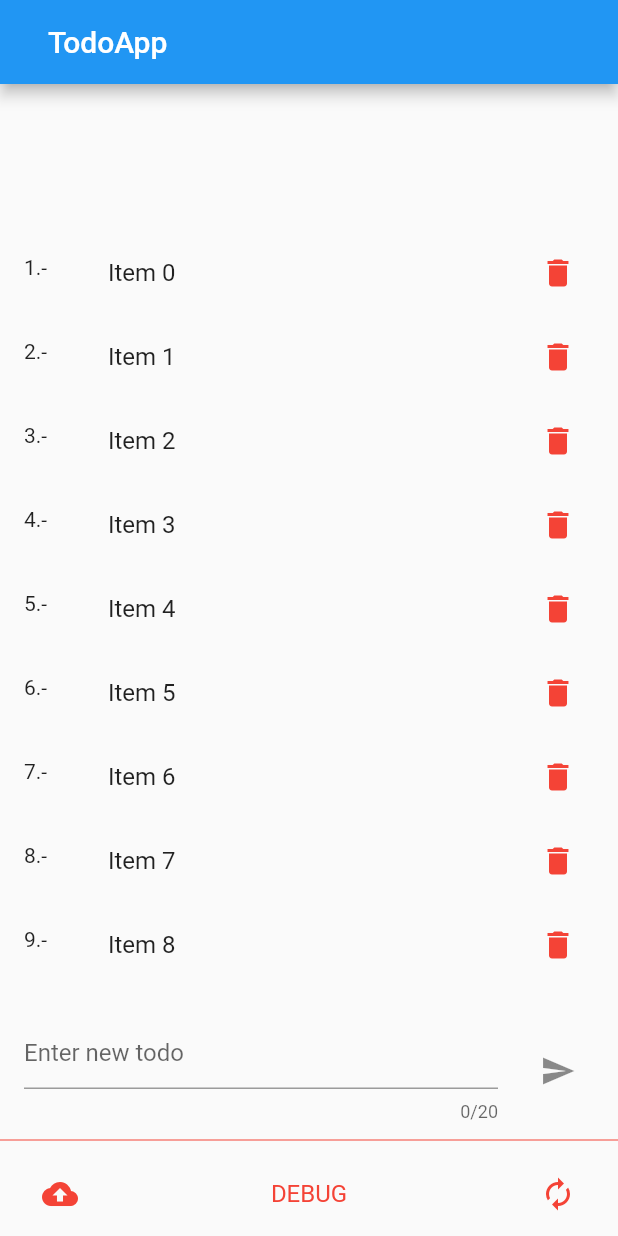
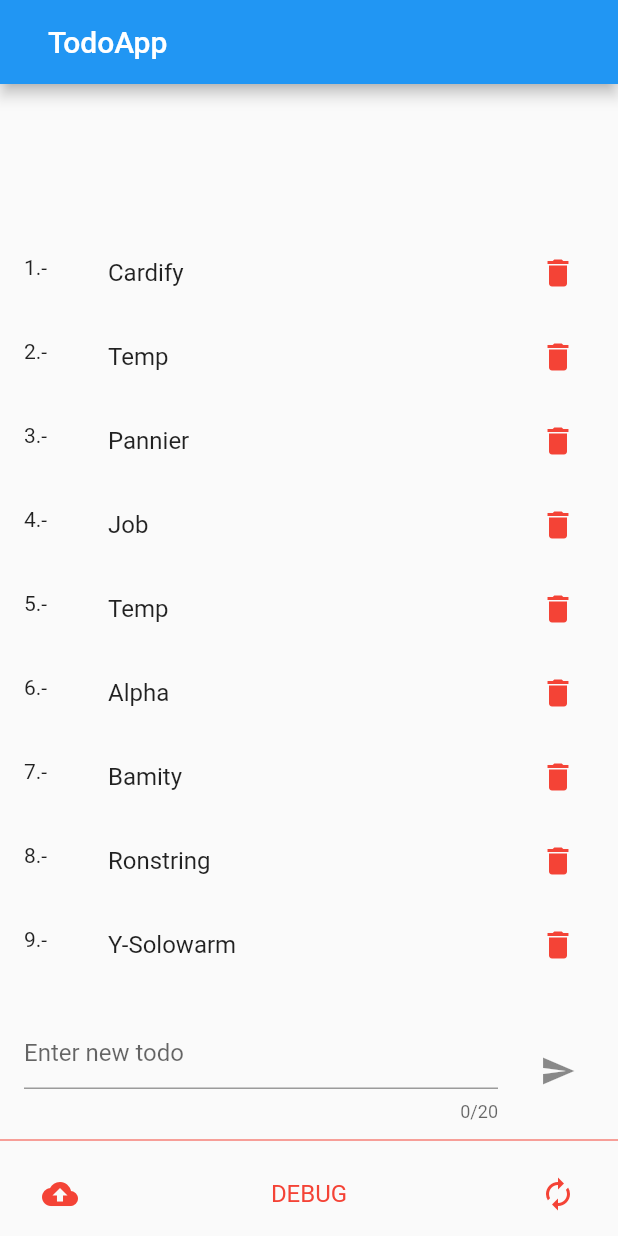
Before and after one commit to manuelrdsg/Flutter-Todo, a Flutter app: the screen it shows after launch, after a tap on the "cloud upload" icon, on a phone screen of 412 x 824 dp. Run offline on Flutter 3.47's test engine with Material 2 defaults, Android fonts, the phone set to English and light mode, and no system bars; our stand-ins replace dio, shared_preferences; project files that could hold a hidden picture were left out.

```diff
--- a/todoapp/lib/main.dart
+++ b/todoapp/lib/main.dart
@@ -1,10 +1,11 @@
-import 'package:flutter/material.dart';
-import 'package:flutter/foundation.dart';
-import 'package:dio/dio.dart';
-import 'package:shared_preferences/shared_preferences.dart';
-import 'dart:async';
-import 'dart:convert';
-import 'package:flutter/services.dart';
+import 'package:flutter/material.dart' show AppBar, BuildContext, Colors, Container, Curves, Divider, FlatButton, GlobalKey, Icon, IconButton, Icons, InputDecoration, Key, ListTile, ListView, MaterialApp, RefreshIndicator, RefreshIndicatorState, Scaffold, ScrollController, State, StatefulWidget, StatelessWidget, Text, TextAlign, TextEditingController, TextField, TextStyle, ThemeData, Widget, required, runApp;
+import 'package:flutter/foundation.dart' show Key, required;
+import 'package:dio/dio.dart' show Dio;
+import 'package:shared_preferences/shared_preferences.dart' show SharedPreferences;
+import 'dart:async' show Future;
+import 'dart:convert' show JsonDecoder;
+import 'package:flutter/services.dart' show rootBundle;
+import 'dart:core';
 
 void main() => runApp(new MyApp());
 
@@ -57,26 +58,50 @@ class _MyHomePageState extends State<MyHomePage> {
   final ScrollController _scrollController = new ScrollController();
   final TextEditingController _textController = new TextEditingController();
   final Dio dio = new Dio();
+  final Stopwatch timer = new Stopwatch();
+  final Times = {
+    'addTodoAverage': 0.00000,
+    'removeTodoAverage': 0.00000,
+    'loadJSONAverage': 0.00000,
+    'getTodosAverage': 0.00000,
+    'addTodo': [],
+    'removeTodo': [],
+    'getTodos': [],
+    'loadJSON': [],
+  };
+
+  final List<int> addTodoTimes = new List<int>();
+  final List<int> removeTodoTimes = new List<int>();
+  final List<int> loadJSONTimes = new List<int>();
+  final List<int> getTodosTimes = new List<int>();
+
   var refreshKey = GlobalKey<RefreshIndicatorState>();
 
   @override
   void initState() {
     super.initState();
-     _loadTodos();
+     _loadJSON();
   }
 
   Future<String> _fetchJSON() async {
-    return await rootBundle.loadString('assets/data/MOCK_DATA_1000.json');
+    return await rootBundle.loadString('assets/data/MOCK_DATA_100.json');
   }
 
   Future<Null> _refreshTodos() async {
+    timer.start();
+
     refreshKey.currentState?.show(atTop: false);
-    await Future.delayed(Duration(seconds: 1));
+    //await Future.delayed(Duration(seconds: 1));
 
     final prefs = await SharedPreferences.getInstance();
     setState(() {
           widget.items = (prefs.getStringList('todos') ?? 0);
     });
+
+    timer.stop();
+    getTodosTimes.add(timer.elapsedMicroseconds);
+    print(getTodosTimes.length);
+    timer.reset();
 
     return null;
   }
@@ -87,6 +112,8 @@ class _MyHomePageState extends State<MyHomePage> {
   }
 
   _loadJSON() async {
+    timer.start();
+
     JsonDecoder decoder = new JsonDecoder();
     String json = await _fetchJSON();
     List dec = decoder.convert(json);
@@ -96,6 +123,11 @@ class _MyHomePageState extends State<MyHomePage> {
     });
 
     _updateStorage();
+
+    timer.stop();
+    loadJSONTimes.add(timer.elapsedMicroseconds);
+    print(loadJSONTimes.length);
+    timer.reset();
 
   }
 
@@ -107,15 +139,23 @@ class _MyHomePageState extends State<MyHomePage> {
   }
 
   _removeTodo(index) async {
+    timer.start();
 
     setState(() {
       widget.items.removeAt(index);
     });
 
     _updateStorage();
+
+    timer.stop();
+    removeTodoTimes.add(timer.elapsedMicroseconds);
+    print(removeTodoTimes.length);
+    timer.reset();
   }
 
   _addTodo(todo) async{
+    timer.start();
+
     if(todo != ''){
       setState(() {
         widget.items.add(todo);
@@ -131,10 +171,34 @@ class _MyHomePageState extends State<MyHomePage> {
       curve: Curves.easeOut,
       duration: const Duration(milliseconds: 300),
     );
+
+    timer.stop();
+    addTodoTimes.add(timer.elapsedMicroseconds);
+    print(addTodoTimes.length);
+    timer.reset();
   }
 
   _sendTimes(text) async {
-    await dio.post('http://206.189.124.252:8080/test', data: text);
+    var sumAddTodos = 0, sumRemoveTodos = 0, sumLoadJSON = 0, sumGetTodos = 0;
+    for(int i = 0; i < 100; i++) {
+      sumAddTodos += addTodoTimes[i];
+      sumRemoveTodos += removeTodoTimes[i];
+      sumLoadJSON += loadJSONTimes[i];
+      sumGetTodos += getTodosTimes[i];
+    }
+
+    Times['addTodoAverage'] = (sumAddTodos/100)/1000;
+    Times['removeTodoAverage'] = (sumRemoveTodos/100)/1000;
+    Times['loadJSONAverage'] = (sumLoadJSON/100)/1000;
+    Times['getTodosAverage'] = (sumGetTodos/100)/1000;
+    Times['addTodo'] = addTodoTimes;
+    Times['removeTodo'] = removeTodoTimes;
+    Times['getTodos'] = getTodosTimes;
+    Times['loadJSON'] = loadJSONTimes;
+
+    print(Times);
+
+    await dio.post('http://206.189.124.252:8080/test', data: Times);
   }
 
   @override
```
Also changed, not shown: 2 other files.
